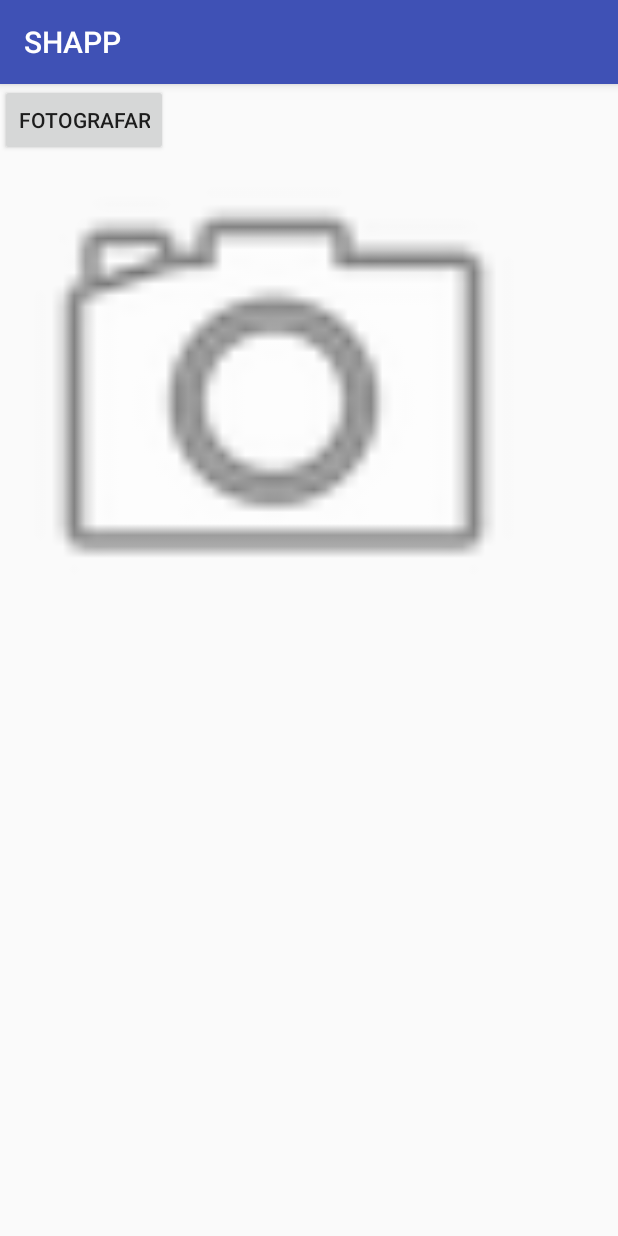
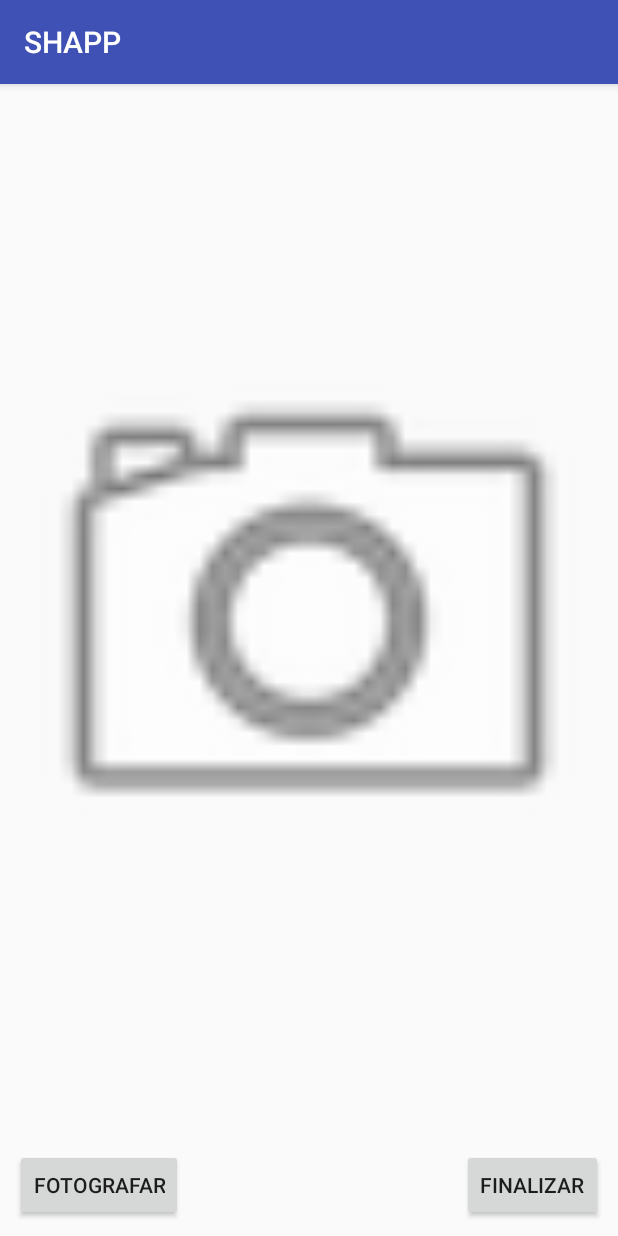
Before and after one commit to manucirne/ShopperApp, an Android app: the OpenCamera screen opened directly, with no data from a screen before it, on a phone screen of 412 x 824 dp. Run offline under Robolectric (Android 15) with nearby library versions, the phone set to English and light mode, and no system bars.

Commit message:
para finalizar

```diff
--- a/app/src/main/java/desagil/shopper/shapp/OpenCamera.java
+++ b/app/src/main/java/desagil/shopper/shapp/OpenCamera.java
@@ -27,15 +27,36 @@ public class OpenCamera extends AppCompatActivity {
         finish();
     }
 
+    private void openNextDeliveryActivity() {
+        // Exemplo de código para abrir uma activity. Especificamente, a SendActivity.
+        Intent intent = new Intent(this, NextDeliveryActivity.class);
+        intent.putExtra("imageViewCamera", imageViewCamera);
+        startActivity(intent);
+        //https://stackoverflow.com/questions/17878907/get-imageviews-image-and-send-it-to-an-activity-with-intent
+        finish();
+    }
+
     @Override
     protected void onCreate(Bundle savedInstanceState) {
         super.onCreate(savedInstanceState);
         setContentView(R.layout.activity_camera);
 
         Button buttonPhoto = (Button)findViewById(R.id.button_photo);
+        Button buttonFinish = (Button)findViewById(R.id.button_finish);
 
         imageViewCamera = (ImageView)findViewById(R.id.imageView_camera);
 
+        buttonFinish.setOnClickListener(new View.OnClickListener() {
+            @Override
+            public void onClick(View view) {
+                if (imageViewCamera == null){
+                    Utils.showToast(this, "Você precisa tirar a foto antes de prosseguir");
+                }
+                else{
+                    openNextDeliveryActivity();
+                }
+            }
+        });
     }
 
     public void dispatchTakePictureIntent(View view) {
--- a/app/src/main/res/layout/activity_camera.xml
+++ b/app/src/main/res/layout/activity_camera.xml
@@ -1,6 +1,5 @@
 <?xml version="1.0" encoding="utf-8"?>
-<android.support.constraint.ConstraintLayout
-    xmlns:android="http://schemas.android.com/apk/res/android"
+<android.support.constraint.ConstraintLayout xmlns:android="http://schemas.android.com/apk/res/android"
     xmlns:app="http://schemas.android.com/apk/res-auto"
     xmlns:tools="http://schemas.android.com/tools"
     android:layout_width="match_parent"
@@ -10,18 +9,40 @@
         android:id="@+id/button_photo"
         android:layout_width="wrap_content"
         android:layout_height="wrap_content"
+        android:layout_marginBottom="10dp"
+        android:layout_marginStart="10dp"
         android:elevation="0dp"
         android:onClick="dispatchTakePictureIntent"
         android:text="Fotografar"
         android:visibility="visible"
-        tools:layout_editor_absoluteX="136dp"
-        tools:layout_editor_absoluteY="447dp" />
+        app:layout_constraintBottom_toBottomOf="parent"
+        app:layout_constraintStart_toStartOf="parent" />
 
     <ImageView
         android:id="@+id/imageView_camera"
-        android:layout_width="365dp"
-        android:layout_height="411dp"
-        app:srcCompat="@android:drawable/ic_menu_camera"
-        tools:layout_editor_absoluteX="11dp"
-        tools:layout_editor_absoluteY="16dp" />
+        android:layout_width="0dp"
+        android:layout_height="0dp"
+        android:layout_marginBottom="7dp"
+        app:layout_constraintBottom_toTopOf="@+id/button_finish"
+        app:layout_constraintEnd_toEndOf="parent"
+        app:layout_constraintStart_toStartOf="parent"
+        app:layout_constraintTop_toTopOf="parent"
+        app:srcCompat="@android:drawable/ic_menu_camera" />
+
+    <Button
+        android:id="@+id/button_finish"
+        android:layout_width="wrap_content"
+        android:layout_height="wrap_content"
+        android:layout_marginBottom="10dp"
+        android:layout_marginEnd="10dp"
+        android:text="Finalizar"
+        app:layout_constraintBottom_toBottomOf="parent"
+        app:layout_constraintEnd_toEndOf="parent" />
+
+    <android.support.constraint.Guideline
+        android:id="@+id/guideline"
+        android:layout_width="wrap_content"
+        android:layout_height="wrap_content"
+        android:orientation="vertical"
+        app:layout_constraintGuide_begin="20dp" />
 </android.support.constraint.ConstraintLayout>
```
